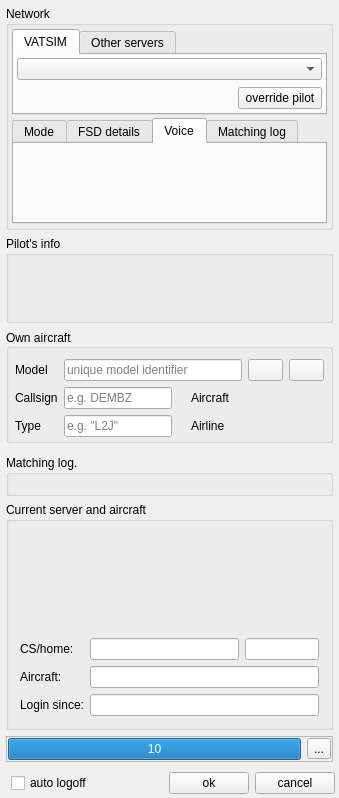
Old version of the form src/blackgui/components/logincomponent.ui in the repository swift-project/pilotclient.
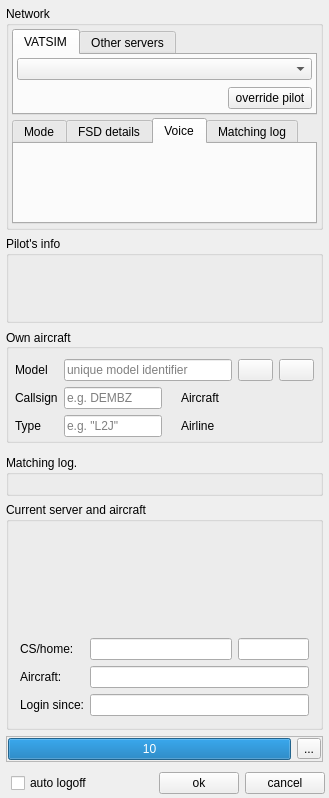
New version of the form. The open tabs and pages were chosen to show the change. Icons and pictures are not drawn. Custom widgets are drawn as their Qt base class.

Commit message: Minor style change login UI

Diff of the .ui file:
```diff
--- a/src/blackgui/components/logincomponent.ui
+++ b/src/blackgui/components/logincomponent.ui
@@ -2,6 +2,14 @@
 <ui version="4.0">
  <class>CLoginComponent</class>
  <widget class="QFrame" name="CLoginComponent">
+  <property name="geometry">
+   <rect>
+    <x>0</x>
+    <y>0</y>
+    <width>329</width>
+    <height>745</height>
+   </rect>
+  </property>
   <property name="windowTitle">
    <string>Login component</string>
   </property>
```
Left out of the diff: 13 changed lines with no effect on the pictures. The commit also changes 2 other files.
